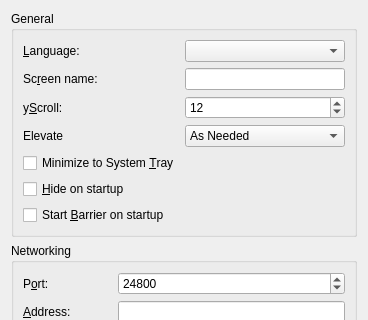
Qt form src/gui/src/SettingsDialogBase.ui (rallyemax/barrier) before a commit; both pictures show x 0 to 368 and y 0 to 320 of the 368 by 497 pixel window.
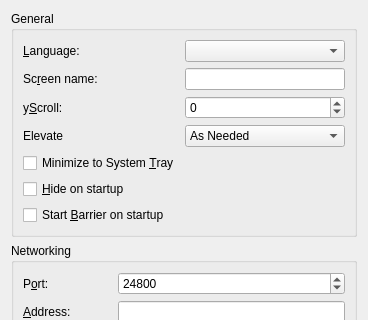
The same form after that commit.

```diff
--- a/src/gui/src/SettingsDialogBase.ui
+++ b/src/gui/src/SettingsDialogBase.ui
@@ -101,11 +101,14 @@
           <verstretch>0</verstretch>
          </sizepolicy>
         </property>
+        <property name="minimum">
+         <number>-6</number>
+        </property>
         <property name="maximum">
-         <number>960</number>
+         <number>6</number>
         </property>
         <property name="value">
-         <number>12</number>
+         <number>0</number>
         </property>
        </widget>
       </item>
```
